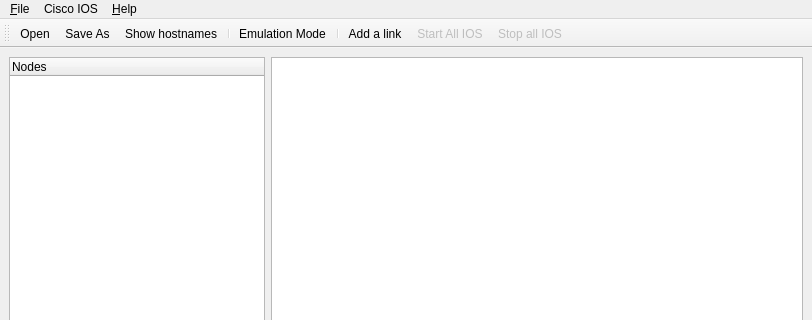
This is forms/MainWindow.ui in GNS3/gns3-legacy as Qt 5 draws it before an edit; both pictures show x 0 to 812 and y 0 to 320 of the 812 by 561 pixel window. The edited form follows.
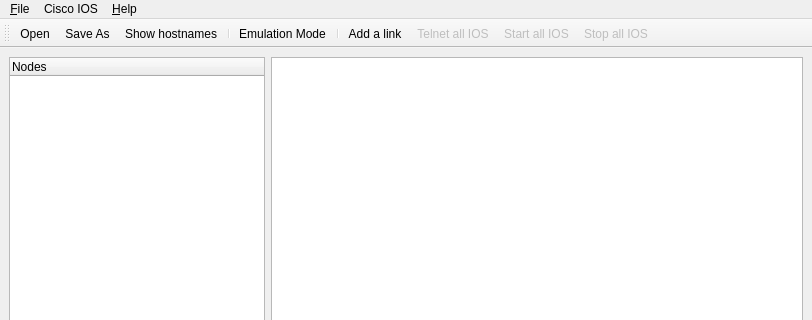
This is the edited form. Icons and pictures are not drawn. Custom widgets are drawn as their Qt base class.

```diff
--- a/forms/MainWindow.ui
+++ b/forms/MainWindow.ui
@@ -113,6 +113,7 @@
    <addaction name="action_SwitchMode" />
    <addaction name="separator" />
    <addaction name="action_Add_link" />
+   <addaction name="action_TelnetAll" />
    <addaction name="action_StartAll" />
    <addaction name="action_StopAll" />
   </widget>
@@ -213,7 +214,7 @@
     <iconset resource="../svg/svg_resources.qrc" >:/icons/start_metal.svg</iconset>
    </property>
    <property name="text" >
-    <string>Start All IOS</string>
+    <string>Start all IOS</string>
    </property>
   </action>
   <action name="action_StopAll" >
@@ -235,6 +236,17 @@
     <string>Show hostnames</string>
    </property>
   </action>
+  <action name="action_TelnetAll" >
+   <property name="enabled" >
+    <bool>false</bool>
+   </property>
+   <property name="icon" >
+    <iconset resource="../svg/svg_resources.qrc" >:/icons/console.svg</iconset>
+   </property>
+   <property name="text" >
+    <string>Telnet all IOS</string>
+   </property>
+  </action>
  </widget>
  <customwidgets>
   <customwidget>
```
